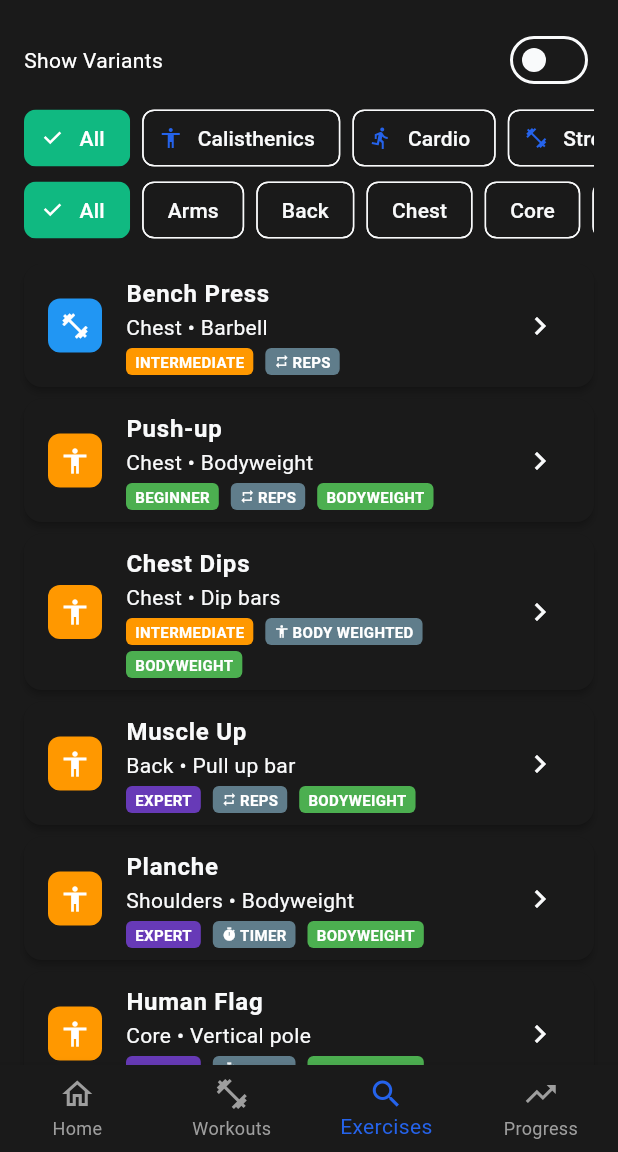
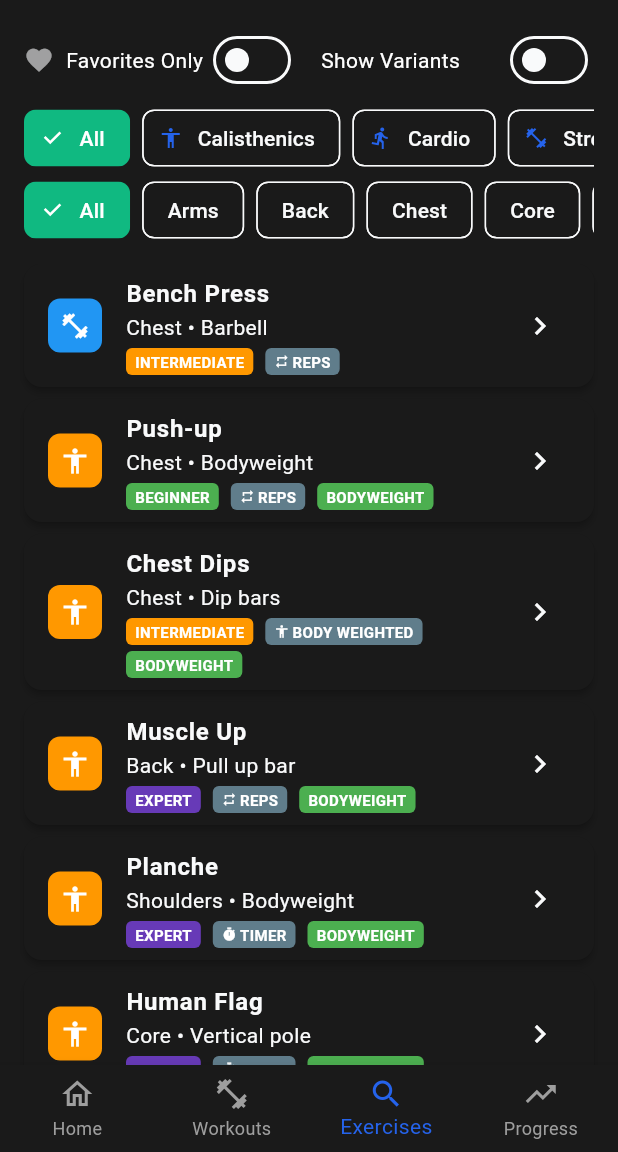
Before and after one commit to KlausAndrade/HERQ, a Flutter app: the ExerciseLibraryScreen screen opened by its route, on a phone screen of 412 x 824 dp, the part 84-1236 px from its top. Run offline on Flutter 3.47's test engine with Material 3 defaults, Android fonts, the phone set to English and light mode, and no system bars; our stand-ins replace drift, equatable, fl_chart, flutter_dotenv, flutter_riverpod, go_router and 4 more; missing offline and left inert: dart:html, sqlite3; accounts and stored records are empty; generated files the repository leaves out were written again.

Commit message:
Implement exercise favorites feature
- Added ExerciseFavorites table to database (schema v7)
- Created exercise_favorites_provider with full CRUD operations
- Added favorite toggle button in exercise detail screen (heart icon)
- Added 'Favorites Only' filter in exercise library screen
- Favorites work seamlessly with category, muscle group, and search filters
- Real-time updates using Riverpod stream providers
- Favorites persist per user in database

```diff
--- a/lib/src/features/exercises/presentation/screens/exercise_library_screen.dart
+++ b/lib/src/features/exercises/presentation/screens/exercise_library_screen.dart
@@ -4,6 +4,7 @@ import 'package:go_router/go_router.dart';
 
 import '../../../../core/database/database.dart';
 import '../providers/exercise_providers.dart';
+import '../providers/exercise_favorites_provider.dart';
 
 class ExerciseLibraryScreen extends ConsumerStatefulWidget {
   const ExerciseLibraryScreen({super.key});
@@ -17,6 +18,7 @@ class _ExerciseLibraryScreenState extends ConsumerState<ExerciseLibraryScreen> {
   String _selectedCategory = 'All';
   String _searchQuery = '';
   bool _showVariants = false;
+  bool _showOnlyFavorites = false;
 
   @override
   Widget build(BuildContext context) {
@@ -66,8 +68,39 @@ class _ExerciseLibraryScreenState extends ConsumerState<ExerciseLibraryScreen> {
             padding: const EdgeInsets.all(16),
             child: Column(
               children: [
+                // Favorites and variants toggles
+                Row(
+                  children: [
+                    // Favorites filter
+                    Expanded(
+                      child: Row(
+                        children: [
+                          Icon(
+                            Icons.favorite,
+                            size: 20,
+                            color: _showOnlyFavorites ? Colors.red : Theme.of(context).colorScheme.onSurface.withOpacity(0.6),
+                          ),
+                          const SizedBox(width: 8),
+                          Text(
+                            'Favorites Only',
+                            style: Theme.of(context).textTheme.bodyMedium,
+                          ),
+                          const Spacer(),
+                          Switch(
+                            value: _showOnlyFavorites,
+                            onChanged: (value) {
+                              setState(() {
+                                _showOnlyFavorites = value;
+                              });
+                            },
+                          ),
+                        ],
+                      ),
+                    ),
+                    const SizedBox(width: 16),
                     // Show variants toggle
-                Row(
+                    Expanded(
+                      child: Row(
                         children: [
                           Text(
                             'Show Variants',
@@ -81,6 +114,9 @@ class _ExerciseLibraryScreenState extends ConsumerState<ExerciseLibraryScreen> {
                                 _showVariants = value;
                               });
                             },
+                          ),
+                        ],
+                      ),
                     ),
                   ],
                 ),
@@ -221,6 +257,45 @@ class _ExerciseLibraryScreenState extends ConsumerState<ExerciseLibraryScreen> {
   }
 
   AsyncValue<List<Exercise>> _getFilteredExercises() {
+    // If showing favorites only
+    if (_showOnlyFavorites) {
+      final favoritesAsync = ref.watch(favoriteExercisesProvider);
+      return favoritesAsync.when(
+        data: (exercises) {
+          var filtered = exercises;
+
+          // Apply category filter
+          if (_selectedCategory != 'All') {
+            filtered = filtered.where((e) => e.category.toLowerCase() == _selectedCategory.toLowerCase()).toList();
+          }
+
+          // Apply muscle group filter
+          if (_selectedMuscleGroup != 'All') {
+            filtered = filtered.where((e) => e.primaryMuscleGroup.toLowerCase() == _selectedMuscleGroup.toLowerCase()).toList();
+          }
+
+          // Apply search query
+          if (_searchQuery.isNotEmpty) {
+            final query = _searchQuery.toLowerCase();
+            filtered = filtered.where((e) =>
+              e.name.toLowerCase().contains(query) ||
+              e.primaryMuscleGroup.toLowerCase().contains(query) ||
+              e.equipment.toLowerCase().contains(query)
+            ).toList();
+          }
+
+          // Apply variants filter
+          if (!_showVariants) {
+            filtered = filtered.where((e) => e.parentExerciseId == null).toList();
+          }
+
+          return AsyncValue.data(filtered);
+        },
+        loading: () => const AsyncValue.loading(),
+        error: (error, stack) => AsyncValue.error(error, stack),
+      );
+    }
+
     if (_searchQuery.isNotEmpty) {
       return ref.watch(exerciseSearchProvider(_searchQuery));
     }
```
Also changed, not shown: lib/src/core/database/database.dart (+7 -2 lines), lib/src/core/models/exercise_favorite.dart (added, +10 -0 lines), lib/src/features/exercises/presentation/providers/exercise_favorites_provider.dart (added, +158 -0 lines), lib/src/features/exercises/presentation/screens/exercise_detail_screen.dart (+21 -5 lines). Lines whose indentation alone changed are shown as unchanged.
